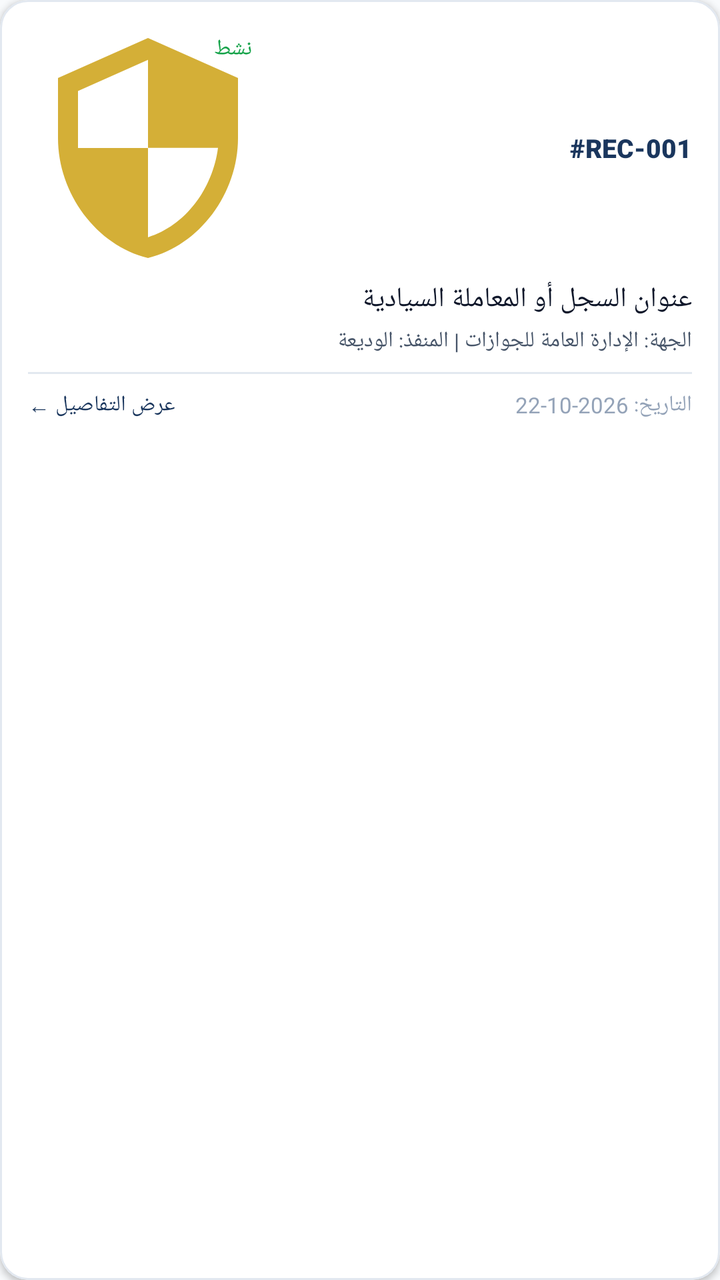
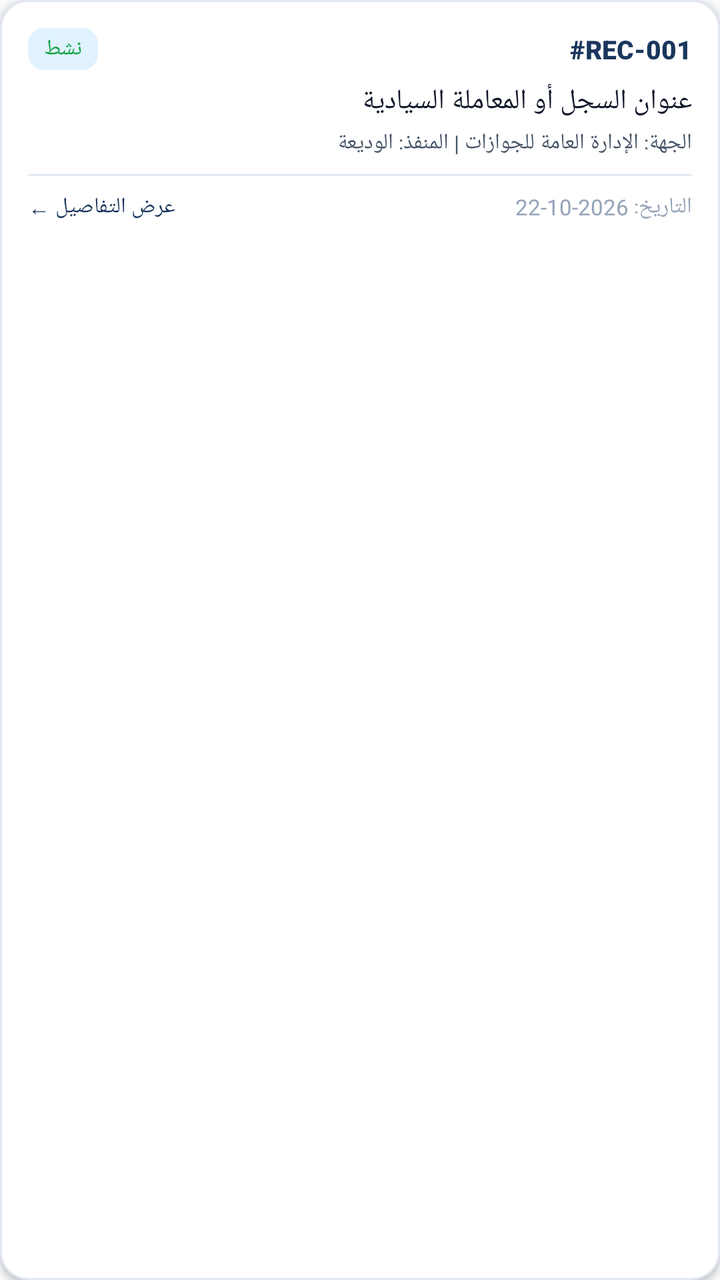

The first picture is an Android layout as it rendered before a commit; the second is the same layout after the commit. The layout source and the unified diff follow.
<!-- AndroidManifest.xml: application theme Theme.PortsSecurity -->
<!-- res/layout/item_sovereign_card.xml -->
<?xml version="1.0" encoding="utf-8"?>
<com.google.android.material.card.MaterialCardView xmlns:android="http://schemas.android.com/apk/res/android"
    xmlns:app="http://schemas.android.com/apk/res-auto"
    android:layout_width="match_parent"
    android:layout_height="wrap_content"
    android:layout_marginHorizontal="4dp"
    android:layout_marginVertical="6dp"
    app:cardCornerRadius="@dimen/card_corner_radius"
    app:cardElevation="@dimen/card_elevation"
    app:strokeColor="@color/surface_card_stroke"
    app:strokeWidth="1dp"
    android:layoutDirection="rtl">

    <LinearLayout
        android:layout_width="match_parent"
        android:layout_height="wrap_content"
        android:orientation="vertical"
        android:padding="@dimen/card_padding">

        <LinearLayout
            android:layout_width="match_parent"
            android:layout_height="wrap_content"
            android:orientation="horizontal"
            android:gravity="center_vertical">

            <TextView
                android:id="@+id/tvCardCode"
                android:layout_width="wrap_content"
                android:layout_height="wrap_content"
                android:fontFamily="sans-serif-black"
                android:text="#REC-001"
                android:textColor="@color/primary_navy"
                android:textSize="@dimen/text_body" />

            <View
                android:layout_width="0dp"
                android:layout_height="1dp"
                android:layout_weight="1" />

            <TextView
                android:id="@+id/tvCardBadge"
                android:layout_width="wrap_content"
                android:layout_height="wrap_content"
                android:background="@drawable/ic_yemen_eagle"
                android:paddingHorizontal="8dp"
                android:paddingVertical="3dp"
                android:text="نشط"
                android:textColor="@color/status_success"
                android:textSize="@dimen/text_caption"
                android:fontFamily="sans-serif-bold" />

        </LinearLayout>

        <TextView
            android:id="@+id/tvCardTitle"
            android:layout_width="match_parent"
            android:layout_height="wrap_content"
            android:layout_marginTop="6dp"
            android:fontFamily="sans-serif-bold"
            android:text="عنوان السجل أو المعاملة السيادية"
            android:textColor="@color/text_primary"
            android:textSize="@dimen/text_subtitle" />

        <TextView
            android:id="@+id/tvCardSubtitle"
            android:layout_width="match_parent"
            android:layout_height="wrap_content"
            android:layout_marginTop="4dp"
            android:text="الجهة: الإدارة العامة للجوازات | المنفذ: الوديعة"
            android:textColor="@color/text_secondary"
            android:textSize="@dimen/text_caption" />

        <View
            android:layout_width="match_parent"
            android:layout_height="1dp"
            android:layout_marginVertical="8dp"
            android:background="@color/divider_color" />

        <LinearLayout
            android:layout_width="match_parent"
            android:layout_height="wrap_content"
            android:orientation="horizontal"
            android:gravity="center_vertical">

            <TextView
                android:id="@+id/tvCardDate"
                android:layout_width="0dp"
                android:layout_height="wrap_content"
                android:layout_weight="1"
                android:text="التاريخ: 2026-10-22"
                android:textColor="@color/text_muted"
                android:textSize="@dimen/text_caption" />

            <TextView
                android:id="@+id/tvCardAction"
                android:layout_width="wrap_content"
                android:layout_height="wrap_content"
                android:text="عرض التفاصيل ←"
                android:textColor="@color/primary_navy"
                android:textSize="@dimen/text_caption"
                android:fontFamily="sans-serif-bold" />

        </LinearLayout>

    </LinearLayout>

</com.google.android.material.card.MaterialCardView>
<!-- resources referenced by this layout -->
<resources>
  <color name="divider_color">#E2E8F0</color>
  <color name="primary_navy">#1A365D</color>
  <color name="status_success">#16A34A</color>
  <color name="surface_card_stroke">#E2E8F0</color>
  <color name="text_muted">#94A3B8</color>
  <color name="text_primary">#0F172A</color>
  <color name="text_secondary">#475569</color>
  <dimen name="card_corner_radius">14dp</dimen>
  <dimen name="card_elevation">2dp</dimen>
  <dimen name="card_padding">14dp</dimen>
  <dimen name="text_body">13sp</dimen>
  <dimen name="text_caption">11sp</dimen>
  <dimen name="text_subtitle">14sp</dimen>
  <!-- drawable ic_yemen_eagle (drawable) -->
  <vector xmlns:android="http://schemas.android.com/apk/res/android"
      android:width="120dp"
      android:height="120dp"
      android:viewportWidth="24"
      android:viewportHeight="24">
    <path
        android:fillColor="@color/secondary_gold"
        android:pathData="M12,1L3,5v6c0,5.55 3.84,10.74 9,12 5.16,-1.26 9,-6.45 9,-12V5l-9,-4zm0,10.99h7c-0.53,4.12 -3.28,7.79 -7,8.94V12H5V6.3l7,-3.11v8.8z"/>
  </vector>
  <style name="Theme.PortsSecurity" parent="Theme.MaterialComponents.DayNight.NoActionBar">
          
          <item name="colorPrimary">@color/primary_navy</item>
          <item name="colorPrimaryVariant">@color/primary_navy_dark</item>
          <item name="colorOnPrimary">@color/surface_white</item>
  
          <item name="colorSecondary">@color/secondary_gold</item>
          <item name="colorSecondaryVariant">@color/secondary_gold_dark</item>
          <item name="colorOnSecondary">@color/primary_navy_dark</item>
  
          
          <item name="android:colorBackground">@color/background_slate</item>
          <item name="colorSurface">@color/surface_white</item>
          <item name="colorOnSurface">@color/text_primary</item>
  
          
          <item name="android:statusBarColor">@color/primary_navy_dark</item>
          <item name="android:navigationBarColor">@color/primary_navy_dark</item>
          <item name="android:windowLightStatusBar">false</item>
  
          
          <item name="android:layoutDirection">rtl</item>
      </style>
  <color name="secondary_gold">#D4AF37</color>
  <color name="primary_navy_dark">#0F2038</color>
  <color name="surface_white">#FFFFFF</color>
  <color name="secondary_gold_dark">#AA8C2C</color>
  <color name="background_slate">#F8FAFC</color>
</resources>

<!-- the commit's change to res/layout/item_sovereign_card.xml (unified diff, before → after) -->
@@ -41,7 +41,7 @@
                 android:id="@+id/tvCardBadge"
                 android:layout_width="wrap_content"
                 android:layout_height="wrap_content"
-                android:background="@drawable/ic_yemen_eagle"
+                android:background="@drawable/bg_badge_success"
                 android:paddingHorizontal="8dp"
                 android:paddingVertical="3dp"
                 android:text="نشط"
<!-- resource entries referenced after the edit -->
@@ -13,16 +13,13 @@
   <dimen name="text_body">13sp</dimen>
   <dimen name="text_caption">11sp</dimen>
   <dimen name="text_subtitle">14sp</dimen>
-  <!-- drawable ic_yemen_eagle (drawable) -->
-  <vector xmlns:android="http://schemas.android.com/apk/res/android"
-      android:width="120dp"
-      android:height="120dp"
-      android:viewportWidth="24"
-      android:viewportHeight="24">
-    <path
-        android:fillColor="@color/secondary_gold"
-        android:pathData="M12,1L3,5v6c0,5.55 3.84,10.74 9,12 5.16,-1.26 9,-6.45 9,-12V5l-9,-4zm0,10.99h7c-0.53,4.12 -3.28,7.79 -7,8.94V12H5V6.3l7,-3.11v8.8z"/>
-  </vector>
+  <!-- drawable bg_badge_success (drawable) -->
+  <?xml version="1.0" encoding="utf-8"?>
+  <shape xmlns:android="http://schemas.android.com/apk/res/android"
+      android:shape="rectangle">
+      <corners android:radius="8dp" />
+      <solid android:color="#E0F2FE" />
+  </shape>
   <style name="Theme.PortsSecurity" parent="Theme.MaterialComponents.DayNight.NoActionBar">
           
           <item name="colorPrimary">@color/primary_navy</item>
